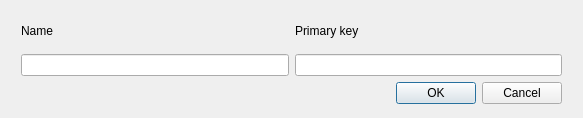
The window that datatex/addline.ui (CSMathematics/DataTex) describes before a commit, drawn with Qt 5.
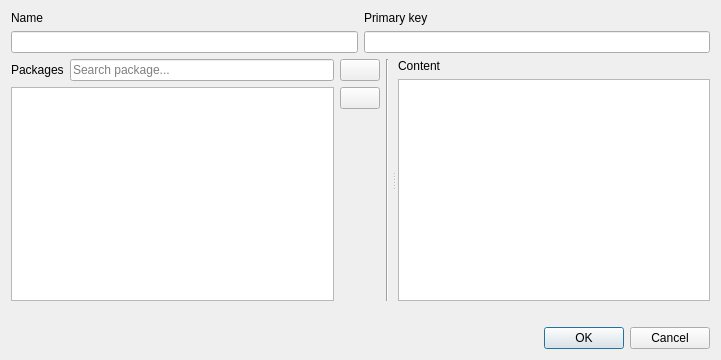
The same window after the commit. Icons and pictures are not drawn.

The edit to the form file:
```diff
--- a/datatex/addline.ui
+++ b/datatex/addline.ui
@@ -6,36 +6,119 @@
    <rect>
     <x>0</x>
     <y>0</y>
-    <width>583</width>
-    <height>118</height>
+    <width>721</width>
+    <height>360</height>
    </rect>
   </property>
   <property name="windowTitle">
    <string>Προσθήκη ονόματος και κωδικού</string>
   </property>
   <layout class="QGridLayout" name="gridLayout_2">
+   <item row="1" column="0">
+    <widget class="QSplitter" name="splitter">
+     <property name="orientation">
+      <enum>Qt::Horizontal</enum>
+     </property>
+     <property name="handleWidth">
+      <number>9</number>
+     </property>
+     <widget class="QWidget" name="layoutWidget">
+      <layout class="QGridLayout" name="gridLayout_3">
+       <item row="0" column="0">
+        <layout class="QHBoxLayout" name="horizontalLayout_4">
+         <item>
+          <widget class="QLabel" name="label_4">
+           <property name="text">
+            <string>Packages</string>
+           </property>
+          </widget>
+         </item>
+         <item>
+          <widget class="QLineEdit" name="PackageFilter">
+           <property name="placeholderText">
+            <string>Search package...</string>
+           </property>
+          </widget>
+         </item>
+        </layout>
+       </item>
+       <item row="1" column="0">
+        <widget class="QListView" name="PackageList"/>
+       </item>
+       <item row="0" column="1" rowspan="2">
+        <layout class="QVBoxLayout" name="verticalLayout">
+         <item>
+          <widget class="QPushButton" name="AddButton">
+           <property name="text">
+            <string/>
+           </property>
+           <property name="icon">
+            <iconset resource="../images.qrc">
+             <normaloff>:/images/go-next.svg</normaloff>:/images/go-next.svg</iconset>
+           </property>
+          </widget>
+         </item>
+         <item>
+          <widget class="QPushButton" name="RemoveButton">
+           <property name="text">
+            <string/>
+           </property>
+           <property name="icon">
+            <iconset resource="../images.qrc">
+             <normaloff>:/images/go-previous.svg</normaloff>:/images/go-previous.svg</iconset>
+           </property>
+          </widget>
+         </item>
+         <item>
+          <spacer name="verticalSpacer">
+           <property name="orientation">
+            <enum>Qt::Vertical</enum>
+           </property>
+           <property name="sizeHint" stdset="0">
+            <size>
+             <width>20</width>
+             <height>40</height>
+            </size>
+           </property>
+          </spacer>
+         </item>
+        </layout>
+       </item>
+       <item row="0" column="2" rowspan="2">
+        <widget class="Line" name="line">
+         <property name="orientation">
+          <enum>Qt::Vertical</enum>
+         </property>
+        </widget>
+       </item>
+      </layout>
+     </widget>
+     <widget class="QWidget" name="layoutWidget">
+      <layout class="QVBoxLayout" name="verticalLayout_2">
+       <item>
+        <widget class="QLabel" name="label_3">
+         <property name="text">
+          <string>Content</string>
+         </property>
+        </widget>
+       </item>
+       <item>
+        <widget class="QTextEdit" name="textEdit"/>
+       </item>
+      </layout>
+     </widget>
+    </widget>
+   </item>
    <item row="0" column="0">
     <layout class="QGridLayout" name="gridLayout">
-     <property name="leftMargin">
-      <number>10</number>
-     </property>
-     <property name="topMargin">
-      <number>3</number>
-     </property>
-     <property name="rightMargin">
-      <number>10</number>
-     </property>
-     <property name="bottomMargin">
-      <number>3</number>
-     </property>
-     <item row="1" column="0">
-      <widget class="QLineEdit" name="NameLine"/>
-     </item>
-     <item row="1" column="1">
-      <widget class="QLineEdit" name="CodeLine"/>
-     </item>
      <item row="0" column="0">
       <widget class="QLabel" name="label">
+       <property name="sizePolicy">
+        <sizepolicy hsizetype="Preferred" vsizetype="Fixed">
+         <horstretch>0</horstretch>
+         <verstretch>0</verstretch>
+        </sizepolicy>
+       </property>
        <property name="text">
         <string>Name</string>
        </property>
@@ -43,23 +126,51 @@
      </item>
      <item row="0" column="1">
       <widget class="QLabel" name="label_2">
+       <property name="sizePolicy">
+        <sizepolicy hsizetype="Preferred" vsizetype="Fixed">
+         <horstretch>0</horstretch>
+         <verstretch>0</verstretch>
+        </sizepolicy>
+       </property>
        <property name="text">
         <string>Primary key</string>
        </property>
       </widget>
      </item>
-     <item row="2" column="0" colspan="2">
-      <widget class="QDialogButtonBox" name="OkButton">
-       <property name="orientation">
-        <enum>Qt::Horizontal</enum>
-       </property>
-       <property name="standardButtons">
-        <set>QDialogButtonBox::Cancel|QDialogButtonBox::Ok</set>
-       </property>
-      </widget>
+     <item row="1" column="0">
+      <widget class="QLineEdit" name="NameLine"/>
+     </item>
+     <item row="1" column="1">
+      <widget class="QLineEdit" name="CodeLine"/>
      </item>
     </layout>
    </item>
+   <item row="2" column="0">
+    <widget class="QLabel" name="PackageDescription">
+     <property name="sizePolicy">
+      <sizepolicy hsizetype="Preferred" vsizetype="Fixed">
+       <horstretch>0</horstretch>
+       <verstretch>0</verstretch>
+      </sizepolicy>
+     </property>
+     <property name="text">
+      <string/>
+     </property>
+     <property name="wordWrap">
+      <bool>true</bool>
+     </property>
+    </widget>
+   </item>
+   <item row="4" column="0">
+    <widget class="QDialogButtonBox" name="OkButton">
+     <property name="orientation">
+      <enum>Qt::Horizontal</enum>
+     </property>
+     <property name="standardButtons">
+      <set>QDialogButtonBox::Cancel|QDialogButtonBox::Ok</set>
+     </property>
+    </widget>
+   </item>
   </layout>
  </widget>
  <resources/>
```
Left out of the diff: 41 changed lines with no effect on the pictures.
